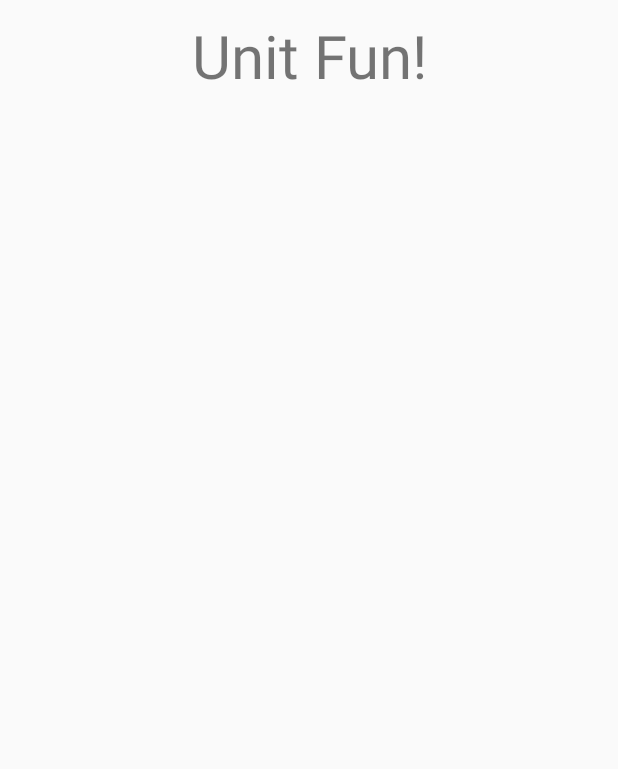
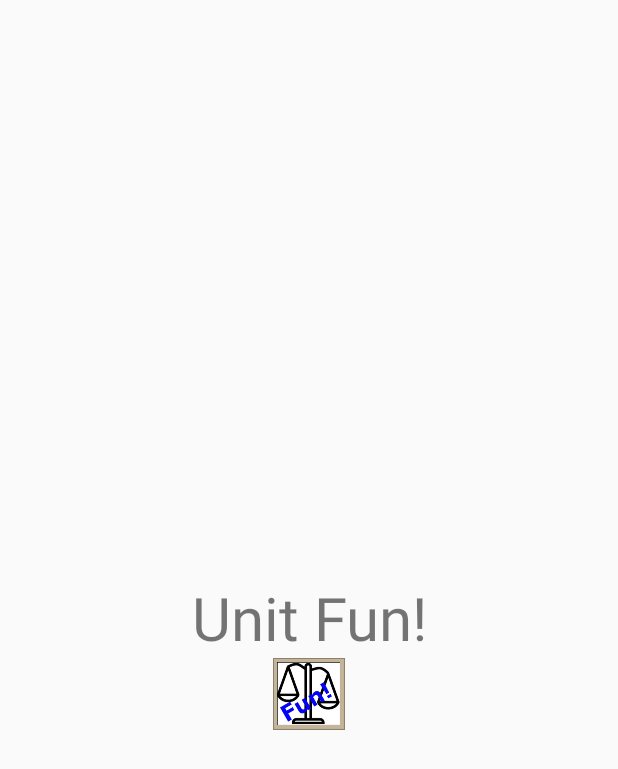
Before and after one commit to bousman/UnitFun, an Android app: the SplashActivity screen opened directly, with no data from a screen before it, on a phone screen of 412 x 824 dp. Shown: the top 769 px of the screen. Run offline under Robolectric (Android 15) with nearby library versions, the phone set to English and light mode, and no system bars; 1 statement that could not run was skipped.

Commit message:
added animation to splash screen

```diff
--- a/app/src/main/java/com/project/bousman/unitfun/SplashActivity.java
+++ b/app/src/main/java/com/project/bousman/unitfun/SplashActivity.java
@@ -6,11 +6,13 @@ import android.os.Bundle;
 import android.os.Handler;
 import android.view.Window;
 import android.view.WindowManager;
+import android.widget.ImageView;
+import android.widget.TextView;
 
 
 public class SplashActivity extends AppCompatActivity {
 
-    private final int SPLASH_DISPLAY_LENGTH = 1000;
+    private final int SPLASH_DISPLAY_LENGTH = 1500;
 
     @Override
     protected void onCreate(Bundle savedInstanceState) {
@@ -20,6 +22,8 @@ public class SplashActivity extends AppCompatActivity {
         //this.getWindow().setFlags(WindowManager.LayoutParams.FLAG_FULLSCREEN, WindowManager.LayoutParams.FLAG_FULLSCREEN);    // Removes notification bar
 
         setContentView(R.layout.activity_splash);
+        TextView titleView = (TextView)findViewById(R.id.title_text);
+        titleView.setAlpha(0);
 
         new Handler().postDelayed(new Runnable() {
             @Override
@@ -30,5 +34,10 @@ public class SplashActivity extends AppCompatActivity {
                 finish();
             }
         }, SPLASH_DISPLAY_LENGTH);
+
+        ImageView graphic = (ImageView)findViewById(R.id.uxGraphic);
+        graphic.animate().rotation(360).setDuration(SPLASH_DISPLAY_LENGTH).start();
+        titleView.animate().alpha(1).setDuration(SPLASH_DISPLAY_LENGTH).start();
+
     }
 }
--- a/app/src/main/res/layout/activity_splash.xml
+++ b/app/src/main/res/layout/activity_splash.xml
@@ -1,19 +1,27 @@
 <?xml version="1.0" encoding="utf-8"?>
-<LinearLayout xmlns:android="http://schemas.android.com/apk/res/android"
+<RelativeLayout xmlns:android="http://schemas.android.com/apk/res/android"
               xmlns:tools="http://schemas.android.com/tools" android:layout_width="match_parent"
               android:layout_height="match_parent"
               android:paddingLeft="@dimen/activity_horizontal_margin"
               android:paddingRight="@dimen/activity_horizontal_margin"
               android:paddingTop="@dimen/activity_vertical_margin"
               android:paddingBottom="@dimen/activity_vertical_margin"
-              android:orientation="vertical"
               tools:context="com.project.bousman.unitfun.SplashActivity">
 
     <TextView
+        android:id="@+id/title_text"
         android:layout_width="match_parent"
         android:layout_height="wrap_content"
         android:text="Unit Fun!"
         android:textSize="40sp"
         android:gravity="center_horizontal"
+        android:layout_centerVertical="true"
         />
-</LinearLayout>
+    <ImageView
+        android:id="@+id/uxGraphic"
+        android:layout_width="wrap_content"
+        android:layout_height="wrap_content"
+        android:src="@drawable/unitfun"
+        android:layout_below="@id/title_text"
+        android:layout_centerHorizontal="true"/>
+</RelativeLayout>
```
